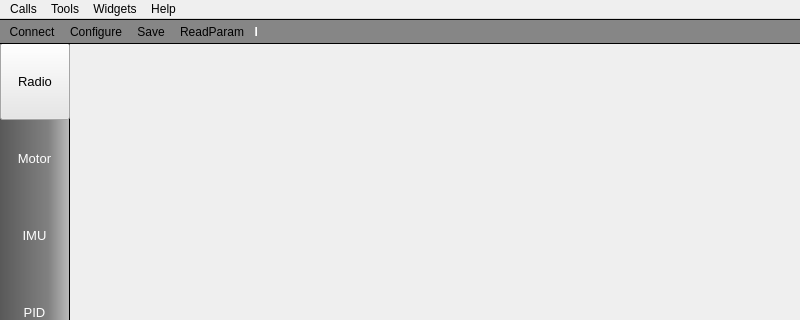
This is src/mainwindow.ui in nlbtuyen/ConfigurationGCS as Qt 5 draws it before an edit; both pictures show x 0 to 800 and y 0 to 320 of the 800 by 600 pixel window. The edited form follows.
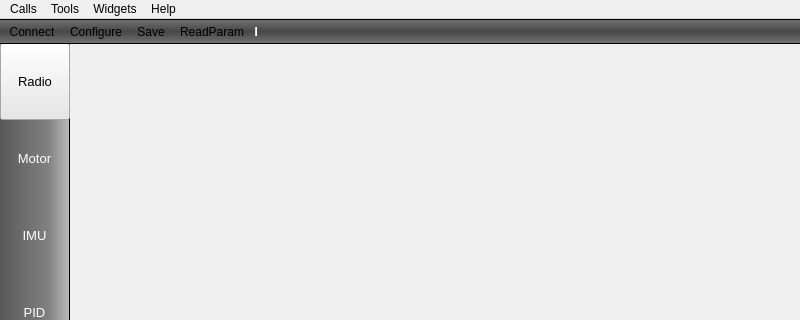
This is the edited form. Icons and pictures are not drawn.

Commit message: update layout + style

```diff
--- a/src/mainwindow.ui
+++ b/src/mainwindow.ui
@@ -520,7 +520,7 @@
    </property>
    <property name="styleSheet">
     <string notr="true">QToolBar {
-background-color: rgb(134, 134, 134);
+background-color: qlineargradient(spread:pad, x1:0, y1:0, x2:0, y2:1, stop:0 rgba(115, 115, 115, 255), stop:0.505682 rgba(71, 71, 71, 255), stop:0.982955 rgba(115, 115, 115, 255));
 border-top: 1px solid;
 border-bottom: 1px solid;
 }</string>
@@ -600,7 +600,7 @@
      <normaloff>:/images/connect-24.png</normaloff>:/images/connect-24.png</iconset>
    </property>
    <property name="text">
-    <string>C&amp;onnect</string>
+    <string>Connect</string>
    </property>
    <property name="toolTip">
     <string>Connect to serial port</string>
@@ -615,7 +615,7 @@
      <normaloff>:/images/settings.png</normaloff>:/images/settings.png</iconset>
    </property>
    <property name="text">
-    <string>&amp;Configure</string>
+    <string>Configure</string>
    </property>
    <property name="toolTip">
     <string>Configure serial port</string>
```
Left out of the diff: 25 changed lines with no effect on the pictures. The commit also changes 3 other files.
